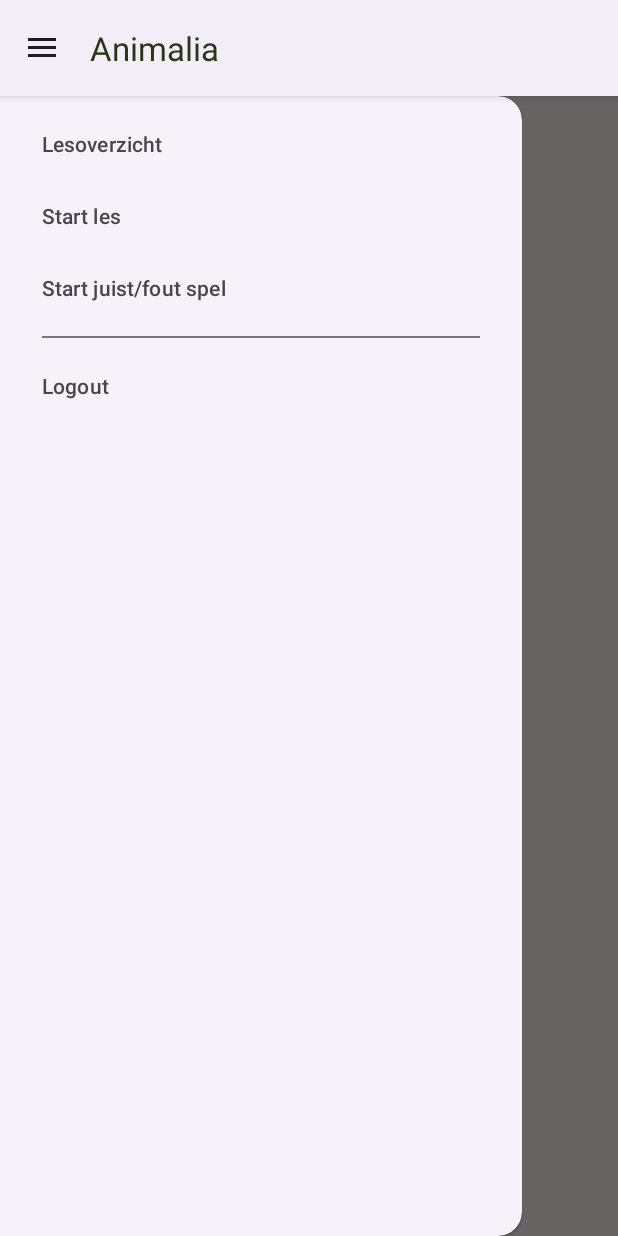
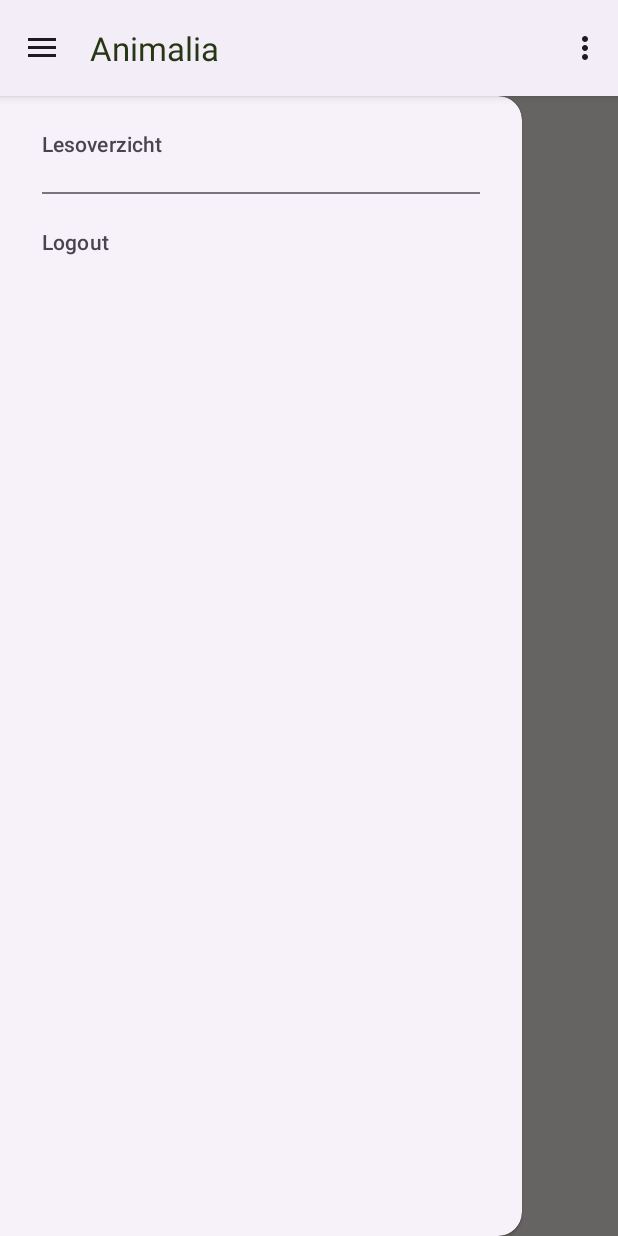
Before and after one commit to HanneVerstraete/Animalia, an Android app: the HomeFragment screen opened directly, with no data from a screen before it, with the side drawer open, on a phone screen of 412 x 824 dp. Run offline under Robolectric (Android 15) with nearby library versions, the phone set to English and light mode, and no system bars; our stand-ins replace Room's generated code, Timber, navigation-ui; 2 statements that could not run were skipped.

Commit message:
feature navigation: fix options menu + remove unnecessary items form navdrawer

```diff
--- a/app/src/main/java/com/example/animalia/screens/home/HomeFragment.kt
+++ b/app/src/main/java/com/example/animalia/screens/home/HomeFragment.kt
@@ -21,6 +21,8 @@ class HomeFragment : Fragment() {
     ): View {
         binding = DataBindingUtil.inflate(inflater, R.layout.fragment_home, container, false)
         setOnClickListeners()
+
+        setHasOptionsMenu(true)
 
         val appContext = requireNotNull(this.activity).application
         val viewModelFactory = HomeViewModelFactory(appContext)
--- a/app/src/main/res/menu/navdrawer_menu.xml
+++ b/app/src/main/res/menu/navdrawer_menu.xml
@@ -4,12 +4,6 @@
         <item
             android:id="@+id/lessonOverviewFragment"
             android:title="@string/menu_lesson_overview" />
-        <item
-            android:id="@+id/lessonFragment"
-            android:title="@string/menu_lesson" />
-        <item
-            android:id="@+id/truefalseFragment"
-            android:title="@string/menu_truefalse" />
     </group>
     <group android:id="@+id/authentication">
         <item
```
